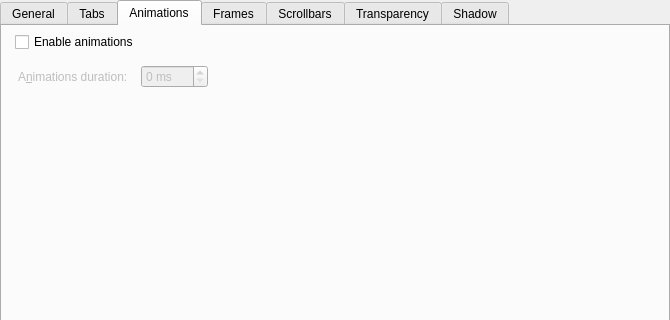
Before: the Qt Designer form kstyle/config/ui/darklystyleconfig.ui in DeltaCopy/Darkly, drawn with Qt 5; both pictures show x 0 to 670 and y 0 to 320 of the 670 by 529 pixel window.
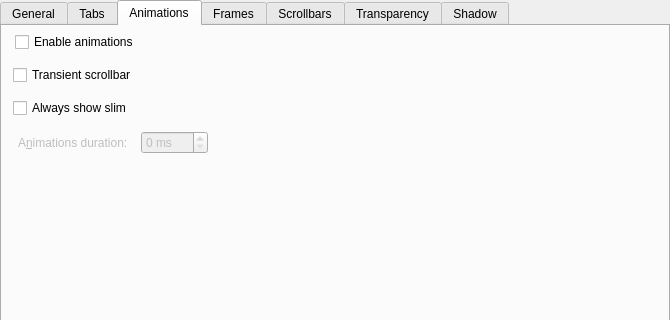
After: the same form once the commit is applied. The open tabs and pages were chosen to show the change. Custom widgets are drawn as their Qt base class.

Commit message:
Transient scrollbars
It needs quite a bit of adjustment, all the code is taken from Brise with minor adjustments needed for compile

```diff
--- a/kstyle/config/ui/darklystyleconfig.ui
+++ b/kstyle/config/ui/darklystyleconfig.ui
@@ -764,6 +764,13 @@
        <property name="spacing">
         <number>13</number>
        </property>
+       <item row="2" column="0">
+        <widget class="QCheckBox" name="_scrollBarTransient">
+         <property name="text">
+          <string>Transient scrollbar</string>
+         </property>
+        </widget>
+       </item>
        <item row="1" column="0">
         <layout class="QVBoxLayout" name="verticalLayout_8">
          <property name="leftMargin">
@@ -778,7 +785,7 @@
          </item>
         </layout>
        </item>
-       <item row="3" column="0">
+       <item row="5" column="0">
         <spacer name="verticalSpacer_5">
          <property name="orientation">
           <enum>Qt::Orientation::Vertical</enum>
@@ -791,7 +798,7 @@
          </property>
         </spacer>
        </item>
-       <item row="2" column="0">
+       <item row="4" column="0">
         <layout class="QHBoxLayout" name="horizontalLayout_15">
          <item>
           <widget class="QLabel" name="_animationsDurationLabel">
@@ -846,6 +853,13 @@
          </item>
         </layout>
        </item>
+       <item row="3" column="0">
+        <widget class="QCheckBox" name="_scrollBarTransientAlwaysShowSlim">
+         <property name="text">
+          <string>Always show slim</string>
+         </property>
+        </widget>
+       </item>
       </layout>
      </widget>
      <widget class="QWidget" name="Frames">
```
The commit also changes 11 other files.
